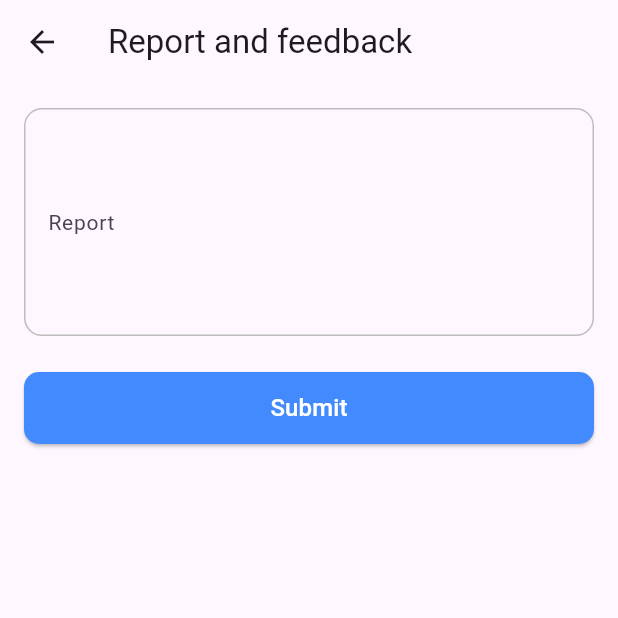
After one commit to Abir-Al-Murad/EduLink-App, a Flutter app: the ReportAndFeedback screen opened directly, on a phone screen of 412 x 824 dp, the top half of it. The commit adds this screen. Run offline on Flutter 3.47's test engine with Material 3 defaults, Android fonts, the phone set to English and light mode, and no system bars; our stand-ins replace cloud_firestore, firebase_auth, firebase_core, firebase_messaging, flutter_linkify, flutter_local_notifications and 4 more; accounts and stored records are empty.

Commit message:
1st final commit

```diff
--- a/lib/app/controller_binder.dart
+++ b/lib/app/controller_binder.dart
@@ -3,6 +3,7 @@ import 'package:universityclassroommanagement/features/auth/presentaion/controll
 import 'package:universityclassroommanagement/features/classroom/presentation/controllers/classroom_controller.dart';
 import 'package:universityclassroommanagement/features/home/presentation/controllers/task_controller.dart';
 import 'package:universityclassroommanagement/features/notice/presentation/controllers/add_notice_controler.dart';
+import 'package:universityclassroommanagement/features/report%20and%20feedback/presentation/controllers/report_and_feedback_controller.dart';
 import 'package:universityclassroommanagement/features/shared/presentaion/controllers/main_nav_controller.dart';
 
 class ControllerBinding extends Bindings{
@@ -14,6 +15,7 @@ class ControllerBinding extends Bindings{
     Get.put(AddNoticeController());
     Get.put(ClassRoomController());
     Get.put(SigninAndSignupController());
+    Get.put(ReportAndFeedBackController());
 
   }
 
--- a/lib/app/routes.dart
+++ b/lib/app/routes.dart
@@ -8,6 +8,7 @@ import 'package:universityclassroommanagement/features/notice/data/models/notice
 import 'package:universityclassroommanagement/features/notice/presentation/screens/add_notice_screen.dart';
 import 'package:universityclassroommanagement/features/notice/presentation/screens/notice_details_screen.dart';
 import 'package:universityclassroommanagement/features/profile/presentaion/screens/members_list_screen.dart';
+import 'package:universityclassroommanagement/features/report%20and%20feedback/presentation/screens/report_and_feedback.dart';
 import 'package:universityclassroommanagement/features/routine/presentation/screens/add_routine_screen.dart';
 import 'package:universityclassroommanagement/features/shared/presentaion/screens/bottom_nav_holder.dart';
 
@@ -17,6 +18,8 @@ MaterialPageRoute onGenerateRoute(RouteSettings settings){
     screen = AddTaskScreen();
   }else if(settings.name == AddNotice.name){
     screen = AddNotice();
+  }else if(settings.name == ReportAndFeedback.name){
+    screen = ReportAndFeedback();
   }else if(settings.name == MembersListScreen.name){
     screen = MembersListScreen();
   }else if(settings.name == SigninScreen.name){
--- a/lib/features/profile/presentaion/screens/profile_screen.dart
+++ b/lib/features/profile/presentaion/screens/profile_screen.dart
@@ -197,7 +197,7 @@ class _ProfileScreenState extends State<ProfileScreen> {
                       ),
                     ),
                     child: const Text(
-                      "Back To Home",
+                      "Back to classrooms",
                       style: TextStyle(color: Colors.white, fontSize: 16),
                     ),
                   ),
--- /dev/null
+++ b/lib/features/report and feedback/presentation/controllers/report_and_feedback_controller.dart
@@ -0,0 +1,32 @@
+import 'package:cloud_firestore/cloud_firestore.dart';
+import 'package:get/get.dart';
+
+class ReportAndFeedBackController extends GetxController{
+  bool _isLoading = false;
+  bool get isLoading => _isLoading;
+  String? _errorMessage;
+  String? get errorMessage => _errorMessage;
+
+  Future<bool> addReportAndFeedback(String email,String name,String report)async{
+    _isLoading = true;
+    bool isSuccess = false;
+    update();
+
+    try{
+      await FirebaseFirestore.instance.collection('reports').add({
+        'email':email,
+        'name':name,
+        'report':report,
+        'submittedAt':Timestamp.now(),
+      });
+      isSuccess  = true;
+      _errorMessage = null;
+    }catch(e){
+      _errorMessage = 'Failed to submit your report';
+      isSuccess = false;
+    }
+    _isLoading = false;
+    update();
+    return isSuccess;
+  }
+}
--- /dev/null
+++ b/lib/features/report and feedback/presentation/screens/report_and_feedback.dart
@@ -0,0 +1,81 @@
+import 'package:flutter/material.dart';
+import 'package:get/get.dart';
+import 'package:universityclassroommanagement/core/services/auth_controller.dart';
+import 'package:universityclassroommanagement/features/report%20and%20feedback/presentation/controllers/report_and_feedback_controller.dart';
+
+import '../../../shared/presentaion/widgets/ShowSnackBarMessage.dart';
+
+class ReportAndFeedback extends StatefulWidget {
+  const ReportAndFeedback({super.key});
+
+  static const name = '/report';
+
+  @override
+  State<ReportAndFeedback> createState() => _ReportAndFeedbackState();
+}
+
+class _ReportAndFeedbackState extends State<ReportAndFeedback> {
+  final TextEditingController _reportController = TextEditingController();
+
+  @override
+  Widget build(BuildContext context) {
+    return Scaffold(
+      appBar: AppBar(
+        title: Text('Report and feedback'),
+      ),
+      body: Padding(
+        padding: const EdgeInsets.all(16.0),
+        child: Column(
+          children: [
+            TextField(
+              controller: _reportController,
+              maxLines: 5,
+              decoration: const InputDecoration(
+                labelText: "Report",
+                border: OutlineInputBorder(),
+              ),
+            ),
+            const SizedBox(height: 24),
+            GetBuilder<ReportAndFeedBackController>(
+                builder: (controller) {
+                  return SizedBox(
+                    width: double.infinity,
+                    height: 48,
+                    child: Visibility(
+                      visible: controller.isLoading == false,
+                      replacement: Center(child: CircularProgressIndicator(),),
+                      child: ElevatedButton(
+                        onPressed: ()async{
+                          if(_reportController.text.isEmpty){
+                            ShowSnackBarMessage(context, "Please fill the form");
+                          }else{
+                            bool result = await controller.addReportAndFeedback(AuthController.user!.email, AuthController.user!.name, _reportController.text.trim());
+                            if(result){
+                              ShowSnackBarMessage(context, "Report Submitted Successfully");
+                              Navigator.pop(context,true);
+                            }
+                          }
+
+                        },
+                        style: ElevatedButton.styleFrom(
+                          backgroundColor: Colors.blueAccent,
+                          shape: RoundedRectangleBorder(
+                            borderRadius: BorderRadius.circular(10),
+                          ),
+                        ),
+                        child:Text(
+                          "Submit",
+                          style: TextStyle(fontSize: 16, color: Colors.white),
+                        ),
+                      ),
+                    ),
+                  );
+                }
+            ),
+          ],
+        ),
+      ),
+
+    );
+  }
+}
--- a/lib/main.dart
+++ b/lib/main.dart
@@ -1,7 +1,10 @@
+
 import 'package:firebase_core/firebase_core.dart';
 import 'package:firebase_messaging/firebase_messaging.dart';
 import 'package:flutter/material.dart';
+
 import 'package:timezone/data/latest.dart';
+
 import 'package:universityclassroommanagement/core/services/notification_sevice.dart';
 import 'package:universityclassroommanagement/firebase_options.dart';
 
--- a/pubspec.yaml
+++ b/pubspec.yaml
@@ -37,7 +37,7 @@ dependencies:
   connectivity_plus: ^7.0.0
   get: ^4.7.2
   firebase_core: ^4.2.0
-  cloud_firestore:
+  cloud_firestore: ^6.0.3
   intl: ^0.20.2
   firebase_auth: ^6.1.1
   flutter_local_notifications: ^19.5.0
```
Also changed, not shown: lib/core/services/local_db_helper.dart (+54 -5 lines), lib/features/classroom/presentation/screens/my_classrooms_screen.dart (+7 -4 lines), lib/features/home/data/model/task_model.dart (+31 -1 lines), shorebird.yaml (added, +14 -0 lines), assets/images/eduLink_navBar.png (added), lib/features/home/presentation/screens/home_screen.dart (line endings or trailing spaces), 1 other file.
